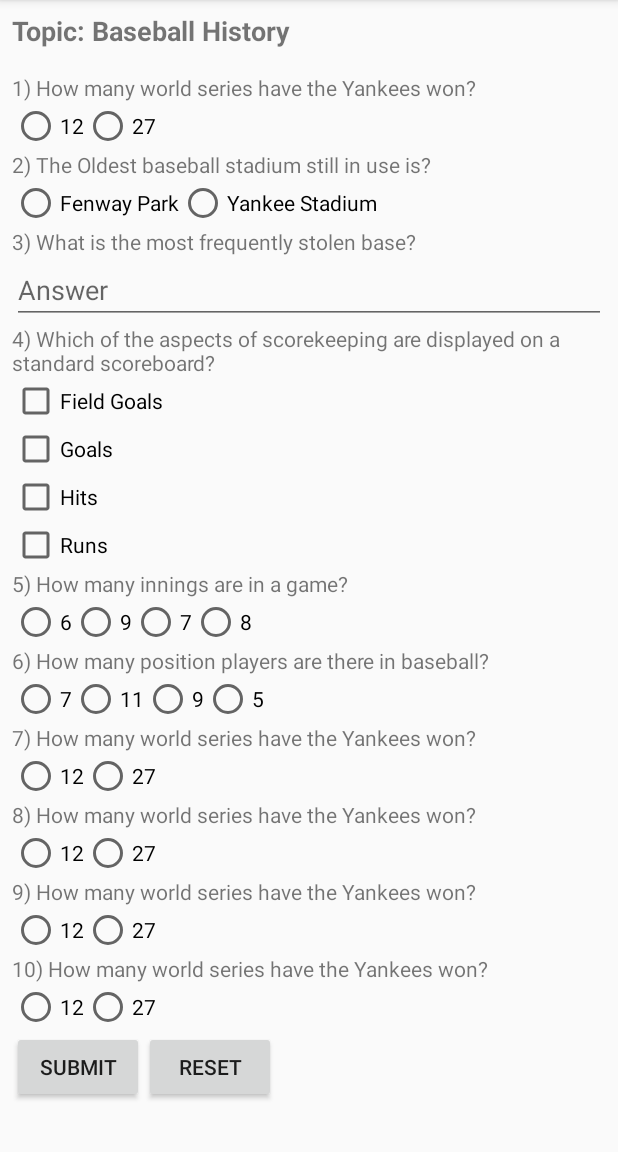
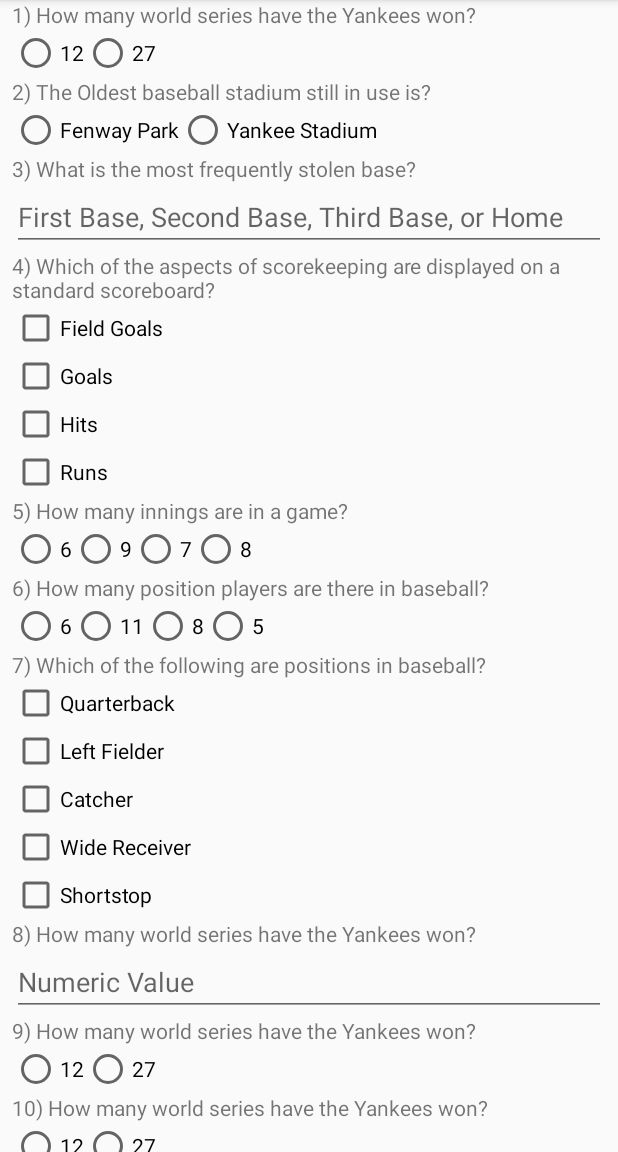
Before and after one commit to uenvymenow/QuizApp, an Android app: the screen it shows after launch (MainActivity), on a phone screen of 412 x 824 dp, the part 84-1236 px from its top. Run offline under Robolectric (Android 15) with nearby library versions, the phone set to English and light mode, and no system bars.

```diff
--- a/app/src/main/res/layout/activity_main.xml
+++ b/app/src/main/res/layout/activity_main.xml
@@ -109,7 +109,7 @@
                     android:layout_width="match_parent"
                     android:layout_height="wrap_content"
                     android:focusedByDefault="false"
-                    android:hint="Answer" />
+                    android:hint="First Base, Second Base, Third Base, or Home"/>
 
                 <!-- Question 4 -->
                 <TextView
@@ -206,7 +206,7 @@
                         android:layout_width="wrap_content"
                         android:layout_height="wrap_content"
                         android:onClick="question6RadioButton"
-                        android:text="7" />
+                        android:text="6" />
 
                     <RadioButton
                         android:id="@+id/questionSixIncorrect2"
@@ -220,7 +220,7 @@
                         android:layout_width="wrap_content"
                         android:layout_height="wrap_content"
                         android:onClick="question6RadioButton"
-                        android:text="9" />
+                        android:text="8" />
 
                     <RadioButton
                         android:id="@+id/questionSixIncorrect3"
@@ -235,28 +235,40 @@
                     android:id="@+id/question_7_text_view"
                     android:layout_width="wrap_content"
                     android:layout_height="wrap_content"
-                    android:text="7) How many world series have the Yankees won?" />
+                    android:text="7) Which of the following are positions in baseball?" />
 
-                <RadioGroup
-                    android:id="@+id/radioGroup7"
+                <CheckBox
+                    android:layout_height="wrap_content"
+                    android:layout_width="wrap_content"
+                    android:text="Quarterback"
+                    android:onClick="question7CheckBox"/>
+
+                <CheckBox
+                    android:id="@+id/question7Correct1"
                     android:layout_width="wrap_content"
                     android:layout_height="wrap_content"
-                    android:orientation="horizontal">
+                    android:text="Left Fielder"
+                    android:onClick="question7CheckBox"/>
 
-                    <RadioButton
-                        android:id="@+id/questionSevenIncorrect"
-                        android:layout_width="wrap_content"
-                        android:layout_height="wrap_content"
-                        android:onClick="question7RadioButton"
-                        android:text="12" />
+                <CheckBox
+                    android:id="@+id/question7Correct2"
+                    android:layout_width="wrap_content"
+                    android:layout_height="wrap_content"
+                    android:text="Catcher"
+                    android:onClick="question7CheckBox"/>
 
-                    <RadioButton
-                        android:id="@+id/questionSevenCorrect"
-                        android:layout_width="wrap_content"
-                        android:layout_height="wrap_content"
-                        android:onClick="question7RadioButton"
-                        android:text="27" />
-                </RadioGroup>
+                <CheckBox
+                    android:layout_width="wrap_content"
+                    android:layout_height="wrap_content"
+                    android:text="Wide Receiver"
+                    android:onClick="question7CheckBox"/>
+
+                <CheckBox
+                    android:id="@+id/question7Correct3"
+                    android:layout_width="wrap_content"
+                    android:layout_height="wrap_content"
+                    android:text="Shortstop"
+                    android:onClick="question7CheckBox"/>
 
                 <!-- Question 8 -->
                 <TextView
@@ -265,26 +277,12 @@
                     android:layout_height="wrap_content"
                     android:text="8) How many world series have the Yankees won?" />
 
-                <RadioGroup
-                    android:id="@+id/radioGroup8"
-                    android:layout_width="wrap_content"
+                <EditText
+                    android:id="@+id/question8Answer"
+                    android:layout_width="match_parent"
                     android:layout_height="wrap_content"
-                    android:orientation="horizontal">
-
-                    <RadioButton
-                        android:id="@+id/questionEightIncorrect"
-                        android:layout_width="wrap_content"
-                        android:layout_height="wrap_content"
-                        android:onClick="question8RadioButton"
-                        android:text="12" />
-
-                    <RadioButton
-                        android:id="@+id/questionEightCorrect"
-                        android:layout_width="wrap_content"
-                        android:layout_height="wrap_content"
-                        android:onClick="question8RadioButton"
-                        android:text="27" />
-                </RadioGroup>
+                    android:hint="Numeric Value"
+                    android:inputType="number"/>
 
                 <!-- Question 9 -->
                 <TextView
```
Also changed, not shown: app/src/main/java/com/example/android/quizapplication/MainActivity.java (+26 -33 lines).
